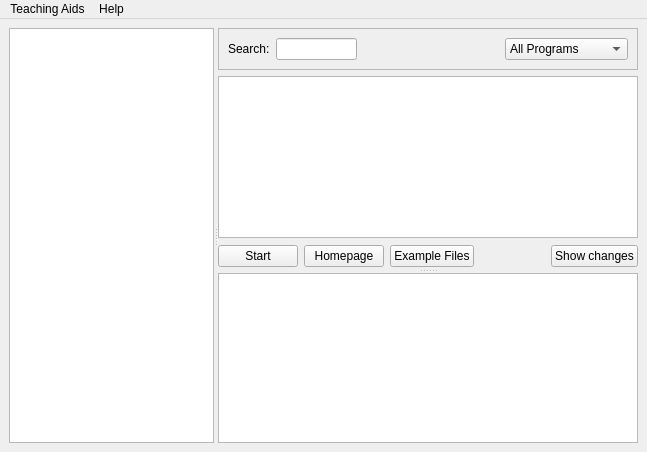
First picture: the form in eduversum/src/eduversum.ui, repository fullstory-morgue/eduversum, before the edit.
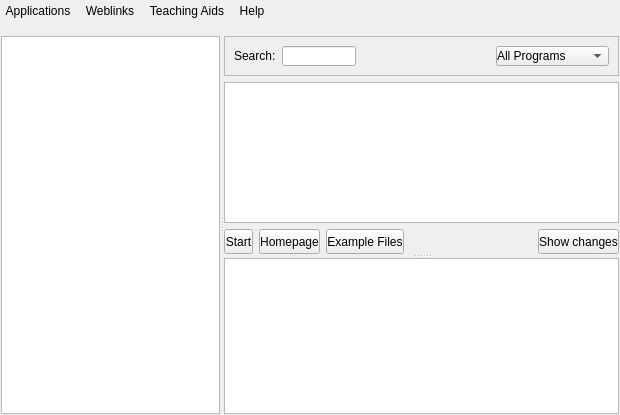
Second picture: the form after the edit. The open tabs and pages were chosen to show the change.

Commit message: * svg icons added * easyXml class added * teaching aids view added * weblink view added * app files updated

Patch:
```diff
--- a/eduversum/src/eduversum.ui
+++ b/eduversum/src/eduversum.ui
@@ -1,27 +1,173 @@
 <ui version="4.0" >
  <class>Eduversum</class>
- <widget class="QMainWindow" name="Eduversum" >
-  <property name="geometry" >
+ <widget class="QWidget" name="Eduversum">
+  <property name="geometry">
    <rect>
     <x>0</x>
     <y>0</y>
-    <width>647</width>
-    <height>452</height>
+    <width>620</width>
+    <height>415</height>
    </rect>
   </property>
   <property name="windowTitle" >
    <string>Eduversum</string>
   </property>
-  <widget class="QWidget" name="centralwidget" >
-   <layout class="QGridLayout" name="gridLayout" >
-    <item row="0" column="0" >
-     <widget class="QSplitter" name="splitter1" >
-      <property name="orientation" >
+  <layout class="QVBoxLayout" name="verticalLayout_3">
+   <property name="margin">
+    <number>1</number>
+   </property>
+   <item>
+    <widget class="QWidget" name="widget" native="true">
+     <property name="sizePolicy">
+      <sizepolicy hsizetype="Preferred" vsizetype="Fixed">
+       <horstretch>0</horstretch>
+       <verstretch>0</verstretch>
+      </sizepolicy>
+     </property>
+     <layout class="QHBoxLayout" name="horizontalLayout">
+      <property name="leftMargin">
+       <number>0</number>
+      </property>
+      <property name="topMargin">
+       <number>0</number>
+      </property>
+      <property name="rightMargin">
+       <number>0</number>
+      </property>
+      <item>
+       <widget class="QToolButton" name="applicationsButton">
+        <property name="styleSheet">
+         <string>border:0</string>
+        </property>
+        <property name="text">
+         <string>Applications</string>
+        </property>
+        <property name="iconSize">
+         <size>
+          <width>22</width>
+          <height>22</height>
+         </size>
+        </property>
+        <property name="popupMode">
+         <enum>QToolButton::InstantPopup</enum>
+        </property>
+        <property name="toolButtonStyle">
+         <enum>Qt::ToolButtonTextBesideIcon</enum>
+        </property>
+       </widget>
+      </item>
+      <item>
+       <widget class="QToolButton" name="webButton">
+        <property name="styleSheet">
+         <string>border:0</string>
+        </property>
+        <property name="text">
+         <string>Weblinks</string>
+        </property>
+        <property name="iconSize">
+         <size>
+          <width>22</width>
+          <height>22</height>
+         </size>
+        </property>
+        <property name="popupMode">
+         <enum>QToolButton::InstantPopup</enum>
+        </property>
+        <property name="toolButtonStyle">
+         <enum>Qt::ToolButtonTextBesideIcon</enum>
+        </property>
+       </widget>
+      </item>
+      <item>
+       <widget class="QToolButton" name="docsButton">
+        <property name="styleSheet">
+         <string>border:0</string>
+        </property>
+        <property name="text">
+         <string>Teaching Aids</string>
+        </property>
+        <property name="iconSize">
+         <size>
+          <width>22</width>
+          <height>22</height>
+         </size>
+        </property>
+        <property name="popupMode">
+         <enum>QToolButton::InstantPopup</enum>
+        </property>
+        <property name="toolButtonStyle">
+         <enum>Qt::ToolButtonTextBesideIcon</enum>
+        </property>
+       </widget>
+      </item>
+      <item>
+       <widget class="QToolButton" name="helpButton">
+        <property name="sizeIncrement">
+         <size>
+          <width>0</width>
+          <height>0</height>
+         </size>
+        </property>
+        <property name="styleSheet">
+         <string>border:0</string>
+        </property>
+        <property name="text">
+         <string>Help</string>
+        </property>
+        <property name="iconSize">
+         <size>
+          <width>22</width>
+          <height>22</height>
+         </size>
+        </property>
+        <property name="checkable">
+         <bool>false</bool>
+        </property>
+        <property name="popupMode">
+         <enum>QToolButton::InstantPopup</enum>
+        </property>
+        <property name="toolButtonStyle">
+         <enum>Qt::ToolButtonTextBesideIcon</enum>
+        </property>
+       </widget>
+      </item>
+      <item>
+       <spacer name="horizontalSpacer">
+        <property name="orientation">
        <enum>Qt::Horizontal</enum>
       </property>
-      <widget class="QWidget" native="1" name="leftwidget" >
-       <property name="minimumSize" >
+        <property name="sizeHint" stdset="0">
         <size>
+          <width>40</width>
+          <height>20</height>
+         </size>
+        </property>
+       </spacer>
+      </item>
+     </layout>
+    </widget>
+   </item>
+   <item>
+    <widget class="QStackedWidget" name="contentStackedWidget">
+     <property name="styleSheet">
+      <string>margin:0</string>
+     </property>
+     <property name="currentIndex">
+      <number>0</number>
+     </property>
+     <widget class="QWidget" name="appsPage">
+      <layout class="QGridLayout" name="gridLayout_3">
+       <property name="margin">
+        <number>0</number>
+       </property>
+       <item row="0" column="0">
+        <widget class="QSplitter" name="splitter1">
+         <property name="orientation">
+          <enum>Qt::Horizontal</enum>
+         </property>
+         <widget class="QWidget" name="leftwidget" native="true">
+          <property name="minimumSize">
+           <size>
          <width>0</width>
          <height>0</height>
         </size>
@@ -36,10 +182,10 @@
         <property name="margin" >
          <number>0</number>
         </property>
-        <item row="0" column="0" >
-         <widget class="QTreeWidget" name="categoriesTreeWidget" >
-          <property name="sizePolicy" >
-           <sizepolicy vsizetype="Expanding" hsizetype="Preferred" >
+           <item row="0" column="0">
+            <widget class="QTreeWidget" name="categoriesTreeWidget">
+             <property name="sizePolicy">
+              <sizepolicy hsizetype="Preferred" vsizetype="Preferred">
             <horstretch>0</horstretch>
             <verstretch>0</verstretch>
            </sizepolicy>
@@ -108,12 +254,19 @@
                  </property>
                 </widget>
                </item>
-               <item row="0" column="1" >
-                <widget class="QLineEdit" name="searchLineEdit" />
-               </item>
-               <item row="0" column="2" >
-                <spacer name="horizontalSpacer2" >
-                 <property name="orientation" >
+                  <item row="0" column="1">
+                   <widget class="QLineEdit" name="searchLineEdit">
+                    <property name="sizePolicy">
+                     <sizepolicy hsizetype="Expanding" vsizetype="Preferred">
+                      <horstretch>0</horstretch>
+                      <verstretch>0</verstretch>
+                     </sizepolicy>
+                    </property>
+                   </widget>
+                  </item>
+                  <item row="0" column="2">
+                   <spacer name="horizontalSpacer2">
+                    <property name="orientation">
                   <enum>Qt::Horizontal</enum>
                  </property>
                  <property name="sizeHint" stdset="0" >
@@ -124,8 +277,14 @@
                  </property>
                 </spacer>
                </item>
-               <item row="0" column="3" >
-                <widget class="QComboBox" name="comboBox" >
+                  <item row="0" column="3">
+                   <widget class="QComboBox" name="comboBox">
+                    <property name="sizePolicy">
+                     <sizepolicy hsizetype="Preferred" vsizetype="Preferred">
+                      <horstretch>0</horstretch>
+                      <verstretch>0</verstretch>
+                     </sizepolicy>
+                    </property>
                  <item>
                   <property name="text" >
                    <string>All Programs</string>
@@ -196,9 +355,15 @@
                   </property>
                  </spacer>
                 </item>
-                <item row="0" column="0" >
-                 <widget class="QPushButton" name="execPushButton" >
-                  <property name="text" >
+                   <item row="0" column="0">
+                    <widget class="QPushButton" name="execPushButton">
+                     <property name="sizePolicy">
+                      <sizepolicy hsizetype="Preferred" vsizetype="Preferred">
+                       <horstretch>0</horstretch>
+                       <verstretch>0</verstretch>
+                      </sizepolicy>
+                     </property>
+                     <property name="text">
                    <string>Start</string>
                   </property>
                   <property name="checkable" >
@@ -206,23 +371,41 @@
                   </property>
                  </widget>
                 </item>
-                <item row="0" column="1" >
-                 <widget class="QPushButton" name="homepagePushButton" >
-                  <property name="text" >
+                   <item row="0" column="1">
+                    <widget class="QPushButton" name="homepagePushButton">
+                     <property name="sizePolicy">
+                      <sizepolicy hsizetype="Preferred" vsizetype="Preferred">
+                       <horstretch>0</horstretch>
+                       <verstretch>0</verstretch>
+                      </sizepolicy>
+                     </property>
+                     <property name="text">
                    <string>Homepage</string>
                   </property>
                  </widget>
                 </item>
-                <item row="0" column="2" >
-                 <widget class="QPushButton" name="examplePushButton" >
-                  <property name="text" >
+                   <item row="0" column="2">
+                    <widget class="QPushButton" name="examplePushButton">
+                     <property name="sizePolicy">
+                      <sizepolicy hsizetype="Preferred" vsizetype="Preferred">
+                       <horstretch>0</horstretch>
+                       <verstretch>0</verstretch>
+                      </sizepolicy>
+                     </property>
+                     <property name="text">
                    <string>Example Files</string>
                   </property>
                  </widget>
                 </item>
-                <item row="0" column="4" >
-                 <widget class="QPushButton" name="showChangesPushButton" >
-                  <property name="text" >
+                   <item row="0" column="4">
+                    <widget class="QPushButton" name="showChangesPushButton">
+                     <property name="sizePolicy">
+                      <sizepolicy hsizetype="Minimum" vsizetype="Preferred">
+                       <horstretch>0</horstretch>
+                       <verstretch>0</verstretch>
+                      </sizepolicy>
+                     </property>
+                     <property name="text">
                    <string>Show changes</string>
                   </property>
                  </widget>
@@ -305,35 +488,69 @@
     </item>
    </layout>
   </widget>
-  <widget class="QMenuBar" name="menubar" >
-   <property name="geometry" >
-    <rect>
-     <x>0</x>
-     <y>0</y>
-     <width>647</width>
-     <height>29</height>
-    </rect>
-   </property>
-   <widget class="QMenu" name="menuHilfe" >
-    <property name="title" >
-     <string>Help</string>
-    </property>
-    <addaction name="actionEduversumHilfe" />
-    <addaction name="actionUeberEduversum" />
-   </widget>
-   <widget class="QMenu" name="menuArbeitsmaterialien" >
-    <property name="title" >
-     <string>Teaching Aids</string>
-    </property>
-    <addaction name="actionArbeitsmaterialen" />
-    <addaction name="actionSeminarix_latex" />
-    <addaction name="actionGrundsatzartikel" />
-   </widget>
-   <addaction name="menuArbeitsmaterialien" />
-   <addaction name="menuHilfe" />
-  </widget>
-  <action name="actionUeberEduversum" >
-   <property name="text" >
+     <widget class="QWidget" name="webPage">
+      <layout class="QVBoxLayout" name="verticalLayout">
+       <item>
+        <widget class="QSplitter" name="splitter_2">
+         <property name="orientation">
+          <enum>Qt::Vertical</enum>
+         </property>
+         <widget class="QTreeWidget" name="webTreeWidget">
+          <property name="rootIsDecorated">
+           <bool>false</bool>
+          </property>
+          <property name="headerHidden">
+           <bool>true</bool>
+          </property>
+          <column>
+           <property name="text">
+            <string/>
+           </property>
+          </column>
+         </widget>
+         <widget class="QTextBrowser" name="webTextBrowser">
+          <property name="styleSheet">
+           <string/>
+          </property>
+          <property name="html">
+           <string>&lt;!DOCTYPE HTML PUBLIC &quot;-//W3C//DTD HTML 4.0//EN&quot; &quot;http://www.w3.org/TR/REC-html40/strict.dtd&quot;&gt;
+&lt;html&gt;&lt;head&gt;&lt;meta name=&quot;qrichtext&quot; content=&quot;1&quot; /&gt;&lt;style type=&quot;text/css&quot;&gt;
+p, li { white-space: pre-wrap; }
+&lt;/style&gt;&lt;/head&gt;&lt;body style=&quot; font-family:'Bitstream Vera Sans'; font-size:10pt; font-weight:400; font-style:normal;&quot;&gt;
+&lt;p style=&quot;-qt-paragraph-type:empty; margin-top:0px; margin-bottom:0px; margin-left:0px; margin-right:0px; -qt-block-indent:0; text-indent:0px;&quot;&gt;&lt;/p&gt;&lt;/body&gt;&lt;/html&gt;</string>
+          </property>
+         </widget>
+        </widget>
+       </item>
+      </layout>
+     </widget>
+     <widget class="QWidget" name="aidsPage">
+      <layout class="QVBoxLayout" name="verticalLayout_2">
+       <item>
+        <widget class="QSplitter" name="splitter_3">
+         <property name="orientation">
+          <enum>Qt::Vertical</enum>
+         </property>
+         <widget class="QTreeWidget" name="docsTreeWidget">
+          <attribute name="headerVisible">
+           <bool>false</bool>
+          </attribute>
+          <column>
+           <property name="text">
+            <string notr="true"/>
+           </property>
+          </column>
+         </widget>
+         <widget class="QTextBrowser" name="docsTextBrowser"/>
+        </widget>
+       </item>
+      </layout>
+     </widget>
+    </widget>
+   </item>
+  </layout>
+  <action name="actionUeberEduversum">
+   <property name="text">
     <string>About Eduversum</string>
    </property>
   </action>
```
Left out of the diff: 334 changed lines with no effect on the pictures. Lines whose indentation alone changed are shown as unchanged. The commit also changes 20 other files.
